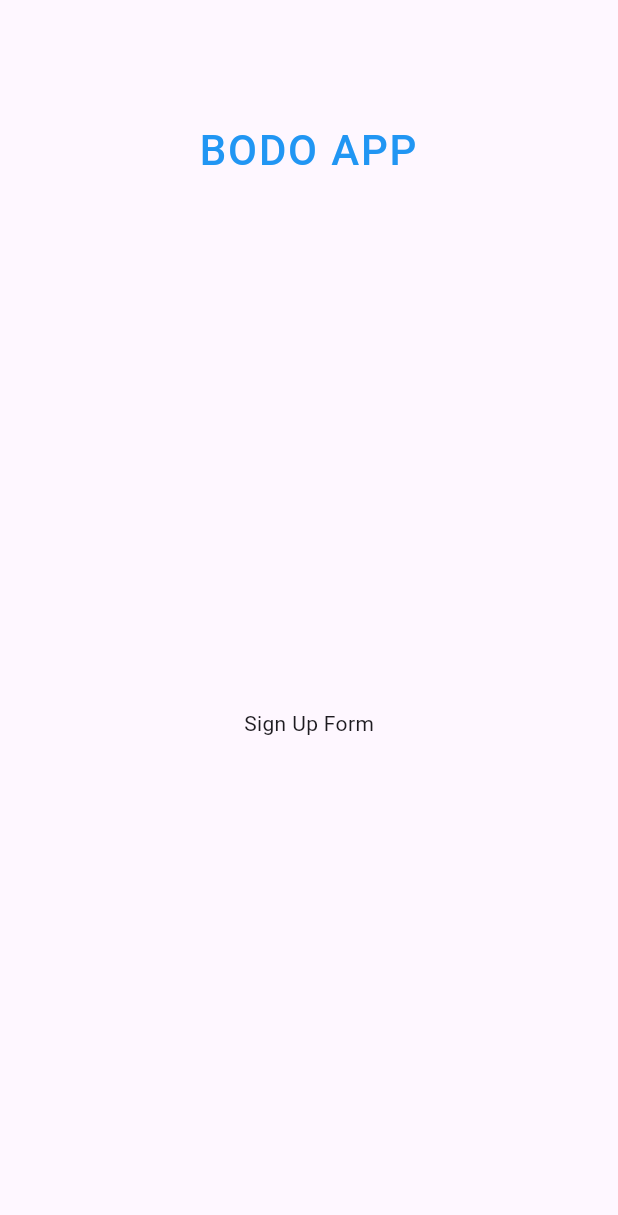
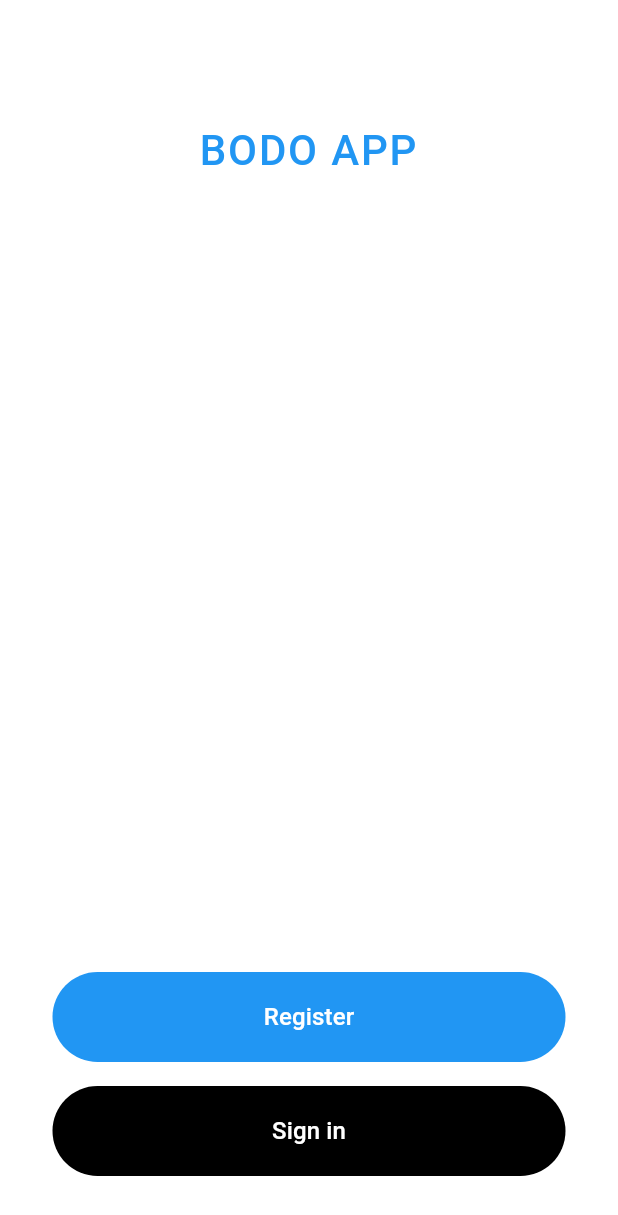
Before and after one commit to NipunaMadula/BODO-APP, a Flutter app: the screen it shows after launch, on a phone screen of 412 x 824 dp. Shown: the top 1215 px of the screen. Run offline on Flutter 3.47's test engine with Material 3 defaults, Android fonts, the phone set to English and light mode, and no system bars.

Commit message:
Implement Register and Sign In buttons on login page

```diff
--- /dev/null
+++ b/lib/screens/home_screen.dart
@@ -0,0 +1,114 @@
+import 'package:flutter/material.dart';
+import 'register_screen.dart';
+import 'signin_screen.dart';
+
+class HomeScreen extends StatelessWidget {
+  const HomeScreen({super.key});
+
+  @override
+  Widget build(BuildContext context) {
+    return Scaffold(
+      backgroundColor: Colors.white,
+      body: SafeArea(
+        child: Column(
+          children: [
+
+            const SizedBox(height: 60),
+
+
+            Container(
+              padding: const EdgeInsets.symmetric(vertical: 20.0),
+              width: double.infinity,
+              child: const Text(
+                'BODO APP',
+                textAlign: TextAlign.center,
+                style: TextStyle(
+                  color: Colors.blue,
+                  fontSize: 28,
+                  fontWeight: FontWeight.w500,
+                  letterSpacing: 1.2,
+                ),
+              ),
+            ),
+
+
+            const Spacer(),
+
+
+            Padding(
+              padding: const EdgeInsets.symmetric(horizontal: 24.0),
+              child: Column(
+                mainAxisSize: MainAxisSize.min,
+                children: [
+
+                  SizedBox(
+                    width: 342,
+                    height: 60,
+                    child: ElevatedButton(
+                      onPressed: () {
+                        Navigator.push(
+                          context,
+                          MaterialPageRoute(builder: (context) => const RegisterScreen()),
+                        );
+                      },
+                      style: ElevatedButton.styleFrom(
+                        backgroundColor: Colors.blue,
+                        foregroundColor: Colors.white,
+                        shape: RoundedRectangleBorder(
+                          borderRadius: BorderRadius.circular(30),
+                        ),
+                        elevation: 0,
+                      ),
+                      child: const Text(
+                        'Register',
+                        style: TextStyle(
+                          fontSize: 16,
+                          fontWeight: FontWeight.w500,
+                        ),
+                      ),
+                    ),
+                  ),
+
+
+                  const SizedBox(height: 16),
+
+
+                  SizedBox(
+                    width: 342,
+                    height: 60,
+                    child: ElevatedButton(
+                      onPressed: () {
+                        Navigator.push(
+                          context,
+                          MaterialPageRoute(builder: (context) => const SignInScreen()),
+                        );
+                      },
+                      style: ElevatedButton.styleFrom(
+                        backgroundColor: Colors.black,
+                        foregroundColor: Colors.white,
+                        shape: RoundedRectangleBorder(
+                          borderRadius: BorderRadius.circular(30),
+                        ),
+                        elevation: 0,
+                      ),
+                      child: const Text(
+                        'Sign in',
+                        style: TextStyle(
+                          fontSize: 16,
+                          fontWeight: FontWeight.w500,
+                        ),
+                      ),
+                    ),
+                  ),
+                ],
+              ),
+            ),
+
+
+            const SizedBox(height: 40),
+          ],
+        ),
+      ),
+    );
+  }
+}
--- a/lib/screens/signup_screen.dart
+++ /dev/null
@@ -1,40 +0,0 @@
-import 'package:flutter/material.dart';
-
-class SignUpScreen extends StatelessWidget {
-  const SignUpScreen({super.key});
-
-  @override
-  Widget build(BuildContext context) {
-    return Scaffold(
-      body: SafeArea(
-        child: Column(
-          children: [
-
-            const SizedBox(height: 60),
-
-            Container(
-              padding: const EdgeInsets.symmetric(vertical: 20.0),
-              width: double.infinity,
-              child: const Text(
-                'BODO APP',
-                textAlign: TextAlign.center,
-                style: TextStyle(
-                  color: Colors.blue,
-                  fontSize: 28,
-                  fontWeight: FontWeight.w500,
-                  letterSpacing: 1.2,
-                ),
-              ),
-            ),
-
-            const Expanded(
-              child: Center(
-                child: Text('Sign Up Form'),
-              ),
-            ),
-          ],
-        ),
-      ),
-    );
-  }
-}
--- a/lib/screens/splash_screen.dart
+++ b/lib/screens/splash_screen.dart
@@ -1,5 +1,5 @@
 import 'package:flutter/material.dart';
-import 'signup_screen.dart';
+import 'home_screen.dart';
 
 class SplashScreen extends StatefulWidget {
   const SplashScreen({super.key});
@@ -16,7 +16,7 @@ class _SplashScreenState extends State<SplashScreen> {
     Future.delayed(const Duration(seconds: 5), () {
       Navigator.pushReplacement(
         context,
-        MaterialPageRoute(builder: (context) => const SignUpScreen()),
+        MaterialPageRoute(builder: (context) => const HomeScreen()),
       );
     });
   }
```
Also changed, not shown: lib/screens/register_screen.dart (added, +23 -0 lines), lib/screens/signin_screen.dart (added, +24 -0 lines).
